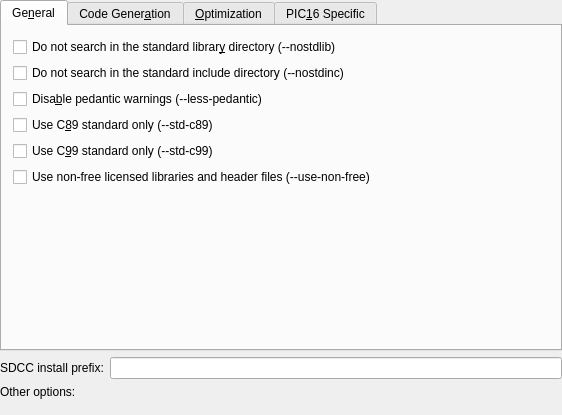
This is src/gui/sdccoptionswidget.ui in ktechlab/ktechlab as Qt 5 draws it before an edit. The edited form follows.
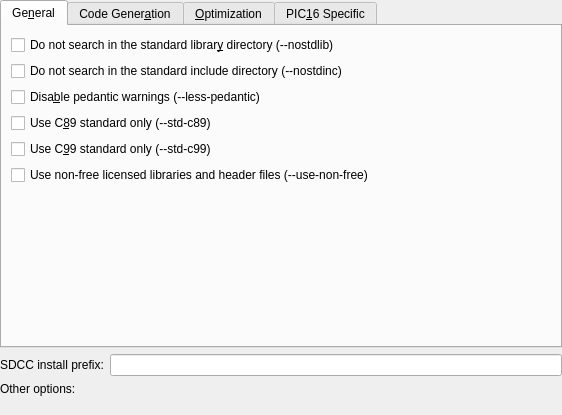
This is the edited form. Custom widgets are drawn as their Qt base class.

Commit message: UI files: remove <layoutdefault>, let styles rules this

Patch:
```diff
--- a/src/gui/sdccoptionswidget.ui
+++ b/src/gui/sdccoptionswidget.ui
@@ -485,7 +485,6 @@
    </item>
   </layout>
  </widget>
- <layoutdefault spacing="6" margin="11"/>
  <customwidgets>
   <customwidget>
    <class>KLineEdit</class>
```
The commit also changes 18 other files.
